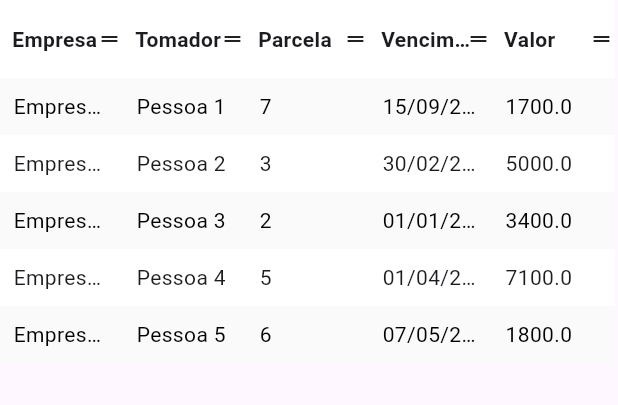
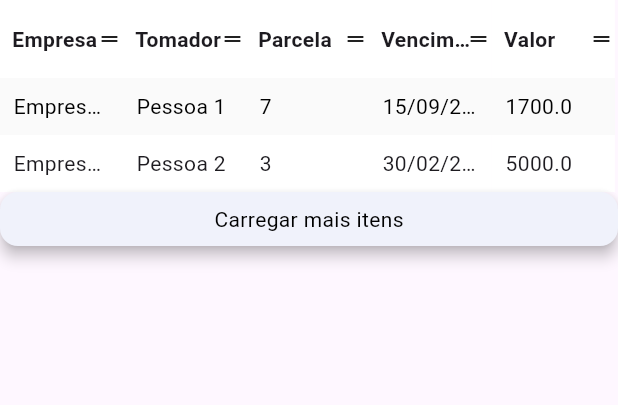
Before and after one commit to phalmeidal/mega_grid, a Flutter app: the screen it shows after launch, on a phone screen of 412 x 824 dp, the part 84-489 px from its top. Run offline on Flutter 3.47's test engine with Material 3 defaults, Android fonts, the phone set to English and light mode, and no system bars.

Commit message:
Add initial row limit, row increase feature and custom increase row widget

```diff
--- a/example/lib/main.dart
+++ b/example/lib/main.dart
@@ -5,9 +5,14 @@ void main() {
   runApp(const MyApp());
 }
 
-class MyApp extends StatelessWidget {
+class MyApp extends StatefulWidget {
   const MyApp({super.key});
 
+  @override
+  _MyAppState createState() => _MyAppState();
+}
+
+class _MyAppState extends State<MyApp> {
   @override
   Widget build(BuildContext context) {
     final columns = [
@@ -24,6 +29,21 @@ class MyApp extends StatelessWidget {
       {'company': 'Empresa 3', 'borrower': 'Pessoa 3', 'installment': 2, 'deadline': '01/01/2025', 'value': 3400.0},
       {'company': 'Empresa 4', 'borrower': 'Pessoa 4', 'installment': 5, 'deadline': '01/04/2026', 'value': 7100.0},
       {'company': 'Empresa 5', 'borrower': 'Pessoa 5', 'installment': 6, 'deadline': '07/05/2026', 'value': 1800.0},
+      {'company': 'Empresa 6', 'borrower': 'Pessoa 6', 'installment': 7, 'deadline': '15/09/2026', 'value': 1700.0},
+      {'company': 'Empresa 7', 'borrower': 'Pessoa 7', 'installment': 3, 'deadline': '30/02/2026', 'value': 5000.0},
+      {'company': 'Empresa 8', 'borrower': 'Pessoa 8', 'installment': 2, 'deadline': '01/01/2025', 'value': 3400.0},
+      {'company': 'Empresa 9', 'borrower': 'Pessoa 9', 'installment': 5, 'deadline': '01/04/2026', 'value': 7100.0},
+      {'company': 'Empresa 10', 'borrower': 'Pessoa 10', 'installment': 6, 'deadline': '07/05/2026', 'value': 1800.0},
+      {'company': 'Empresa 11', 'borrower': 'Pessoa 11', 'installment': 7, 'deadline': '15/09/2026', 'value': 1700.0},
+      {'company': 'Empresa 12', 'borrower': 'Pessoa 12', 'installment': 3, 'deadline': '30/02/2026', 'value': 5000.0},
+      {'company': 'Empresa 13', 'borrower': 'Pessoa 13', 'installment': 2, 'deadline': '01/01/2025', 'value': 3400.0},
+      {'company': 'Empresa 14', 'borrower': 'Pessoa 14', 'installment': 5, 'deadline': '01/04/2026', 'value': 7100.0},
+      {'company': 'Empresa 15', 'borrower': 'Pessoa 15', 'installment': 6, 'deadline': '07/05/2026', 'value': 1800.0},
+      {'company': 'Empresa 16', 'borrower': 'Pessoa 16', 'installment': 7, 'deadline': '15/09/2026', 'value': 1700.0},
+      {'company': 'Empresa 17', 'borrower': 'Pessoa 17', 'installment': 3, 'deadline': '30/02/2026', 'value': 5000.0},
+      {'company': 'Empresa 18', 'borrower': 'Pessoa 18', 'installment': 2, 'deadline': '01/01/2025', 'value': 3400.0},
+      {'company': 'Empresa 19', 'borrower': 'Pessoa 19', 'installment': 5, 'deadline': '01/04/2026', 'value': 7100.0},
+      {'company': 'Empresa 20', 'borrower': 'Pessoa 20', 'installment': 6, 'deadline': '07/05/2026', 'value': 1800.0},
     ];
 
     return MaterialApp(
@@ -33,6 +53,13 @@ class MyApp extends StatelessWidget {
           items: items,
           columns: columns,
           feedback: (t) => customFeedback(t),
+          customIncreaseRow: (VoidCallback onTap) {
+            return customLoadButton(() {
+              onTap();
+            });
+          },
+          initialRowLimit: 2,
+          increaseRowLimit: 2,
           style: MegaGridStyle(
             headerTextStyle: const TextStyle(fontWeight: FontWeight.bold),
             cellTextStyle: const TextStyle(color: Colors.black),
@@ -67,3 +94,29 @@ Widget Function(String) customFeedback = (String? value) {
     ),
   );
 };
+
+Widget customLoadButton(VoidCallback onTap) {
+  return Material(
+    elevation: 4,
+    borderRadius: BorderRadius.circular(12),
+    child: GestureDetector(
+      onTap: onTap,
+      child: Container(
+        padding: const EdgeInsets.all(8),
+        decoration: BoxDecoration(
+          color: const Color.fromARGB(255, 114, 200, 219).withOpacity(0.1),
+          borderRadius: BorderRadius.circular(12),
+        ),
+        child: const Row(
+          mainAxisAlignment: MainAxisAlignment.center,
+          children: [
+            Text(
+              "Carregar mais itens",
+              style: TextStyle(color: Colors.black),
+            ),
+          ],
+        ),
+      ),
+    ),
+  );
+}
--- a/lib/src/ui/mega_grid/mega_grid_widget.dart
+++ b/lib/src/ui/mega_grid/mega_grid_widget.dart
@@ -15,8 +15,22 @@ class MegaGrid extends StatefulWidget {
   final double? width;
   final double? height;
   final double minColumnWidth;
+
+  /// Customizable widget that provides visual feedback during the drag of a column to a receiver.
   final Widget Function(String text)? feedback;
+
+  /// Enables a background color on the receiver element to provide visual confirmation when dragging a column and placing it over the receiver.
   final bool? enableColorReceiverDrag;
+
+  /// The initial number of rows to display in the table.
+  final int? initialRowLimit;
+
+  /// The number of additional rows to display when the "Load More" action is triggered.
+  final int? increaseRowLimit;
+  final IconData? loadMoreIcon;
+
+  /// Customizable widget that displays a button or control to increase visible rows.
+  final Widget Function(VoidCallback)? customIncreaseRow;
 
   const MegaGrid({
     super.key,
@@ -28,6 +42,10 @@ class MegaGrid extends StatefulWidget {
     this.minColumnWidth = 70.0,
     this.feedback,
     this.enableColorReceiverDrag,
+    this.initialRowLimit,
+    this.increaseRowLimit,
+    this.loadMoreIcon,
+    this.customIncreaseRow,
   });
 
   @override
@@ -40,6 +58,7 @@ class MegaGridState extends State<MegaGrid> {
   late ScrollController _horizontalScrollController;
   late List<TableItem> _sortedItems;
   late FocusNode _gridFocusNode;
+  int _visibleRows = 0;
 
   @override
   void initState() {
@@ -52,6 +71,7 @@ class MegaGridState extends State<MegaGrid> {
     _horizontalScrollController = ScrollController();
     _sortedItems = List.from(widget.items);
     _gridFocusNode = FocusNode();
+    _visibleRows = widget.initialRowLimit ?? _sortedItems.length;
   }
 
   @override
@@ -99,7 +119,7 @@ class MegaGridState extends State<MegaGrid> {
     final frozenEndColumns = columnController.columns.asMap().entries.where((e) => columnController.frozenEndColumns.contains(e.key) && columnController.isColumnVisible(e.key)).toList();
     final scrollableColumns = columnController.columns.asMap().entries.where((e) => !columnController.isColumnFrozen(e.key) && columnController.isColumnVisible(e.key)).toList();
 
-    Widget content = KeyboardListener(
+    Widget tableContent = KeyboardListener(
       focusNode: _gridFocusNode,
       onKeyEvent: _handleKeyEvent,
       child: GestureDetector(
@@ -128,7 +148,7 @@ class MegaGridState extends State<MegaGrid> {
                 Expanded(
                   child: ScrollableColumns(
                     columns: scrollableColumns,
-                    sortedItems: _sortedItems,
+                    sortedItems: _sortedItems.take(_visibleRows).toList(),
                     columnController: columnController,
                     selectionController: selectionController,
                     style: widget.style,
@@ -140,7 +160,7 @@ class MegaGridState extends State<MegaGrid> {
                 if (frozenEndColumns.isNotEmpty)
                   FrozenColumns(
                     columns: frozenEndColumns,
-                    sortedItems: _sortedItems,
+                    sortedItems: _sortedItems.take(_visibleRows).toList(),
                     columnController: columnController,
                     selectionController: selectionController,
                     style: widget.style,
@@ -154,7 +174,42 @@ class MegaGridState extends State<MegaGrid> {
         ),
       ),
     );
-    return widget.height != null ? SizedBox(height: widget.height, child: content) : content;
+
+    return SingleChildScrollView(
+      scrollDirection: Axis.vertical,
+      child: Column(
+        children: [
+          tableContent,
+          if (_visibleRows < _sortedItems.length)
+            widget.customIncreaseRow != null
+                ? widget.customIncreaseRow!(
+                    () {
+                      setState(() {
+                        _visibleRows += widget.increaseRowLimit ?? 3;
+                        if (_visibleRows > _sortedItems.length) {
+                          _visibleRows = _sortedItems.length;
+                        }
+                      });
+                    },
+                  )
+                : IconButton(
+                    iconSize: 30,
+                    onPressed: () {
+                      setState(() {
+                        _visibleRows += widget.increaseRowLimit ?? 3;
+                        if (_visibleRows > _sortedItems.length) {
+                          _visibleRows = _sortedItems.length;
+                        }
+                      });
+                    },
+                    icon: Icon(
+                      widget.loadMoreIcon ?? Icons.add_circle_sharp,
+                      color: Colors.black,
+                    ),
+                  ),
+        ],
+      ),
+    );
   }
 }
 
```
